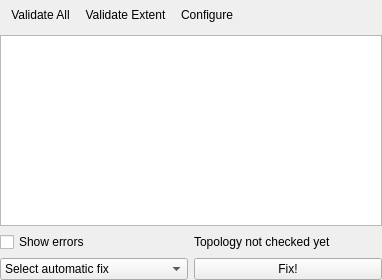
Before: the Qt Designer form src/plugins/topology/checkDock.ui in nextgis/nextgisqgis, drawn with Qt 5.
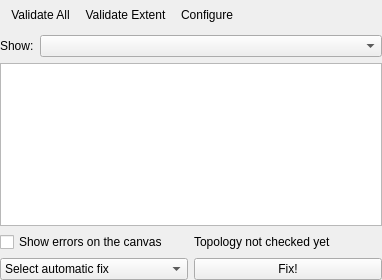
After: the same form once the commit is applied. Icons and pictures are not drawn. Custom widgets are drawn as their Qt base class.

What changed in the file:
```diff
--- a/src/plugins/topology/checkDock.ui
+++ b/src/plugins/topology/checkDock.ui
@@ -14,11 +14,11 @@
    <string>Topology Checker Panel</string>
   </property>
   <widget class="QWidget" name="dockWidgetContents">
-   <layout class="QGridLayout" name="gridLayout_2">
+   <layout class="QVBoxLayout" name="mainVerticalLayout">
     <property name="margin">
      <number>0</number>
     </property>
-    <item row="0" column="0">
+    <item>
      <widget class="QToolBar" name="mTopologyToolbar">
       <property name="iconSize">
        <size>
@@ -34,7 +34,34 @@
       <addaction name="actionConfigure"/>
      </widget>
     </item>
-    <item row="1" column="0">
+    <item>
+     <layout class="QHBoxLayout" name="filterLayout">
+      <item>
+       <widget class="QLabel" name="filterLabel">
+        <property name="sizePolicy">
+         <sizepolicy hsizetype="Minimum" vsizetype="Preferred">
+          <horstretch>0</horstretch>
+          <verstretch>0</verstretch>
+         </sizepolicy>
+        </property>
+        <property name="text">
+         <string>Show:</string>
+        </property>
+       </widget>
+      </item>
+      <item>
+       <widget class="QComboBox" name="mFilterComboBox">
+        <property name="sizePolicy">
+         <sizepolicy hsizetype="Expanding" vsizetype="Preferred">
+          <horstretch>1</horstretch>
+          <verstretch>0</verstretch>
+         </sizepolicy>
+        </property>       
+       </widget>
+      </item>
+     </layout>
+    </item>
+    <item>
      <layout class="QHBoxLayout" name="horizontalLayout">
       <item>
        <widget class="QTableView" name="mErrorTableView">
@@ -45,7 +72,7 @@
       </item>
      </layout>
     </item>
-    <item row="2" column="0">
+    <item>
      <layout class="QHBoxLayout" name="horizontalLayout_5">
       <item>
        <widget class="QCheckBox" name="mToggleRubberband">
@@ -53,7 +80,7 @@
          <string>Show topology errors</string>
         </property>
         <property name="text">
-         <string>Show errors</string>
+         <string>Show errors on the canvas</string>
         </property>
         <property name="checked">
          <bool>false</bool>
@@ -69,7 +96,7 @@
       </item>
      </layout>
     </item>
-    <item row="3" column="0">
+    <item>
      <layout class="QGridLayout" name="gridLayout">
       <item row="0" column="0">
        <widget class="QComboBox" name="mFixBox">
```
